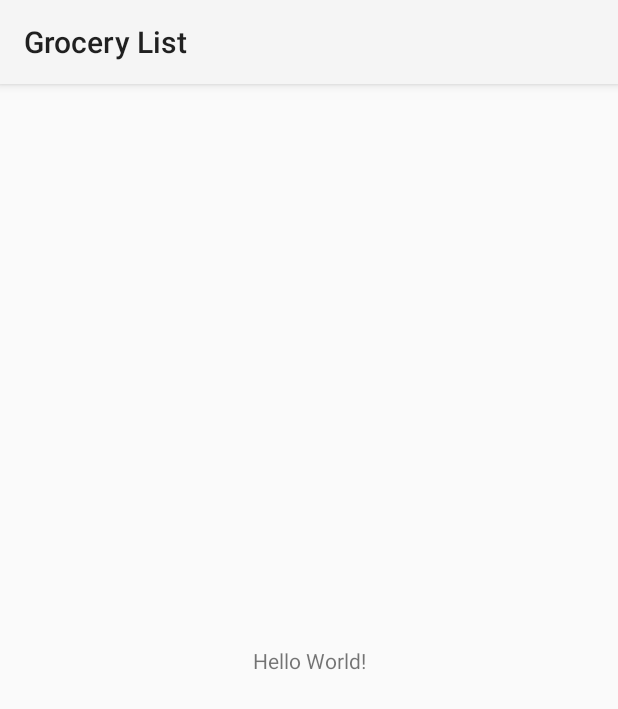
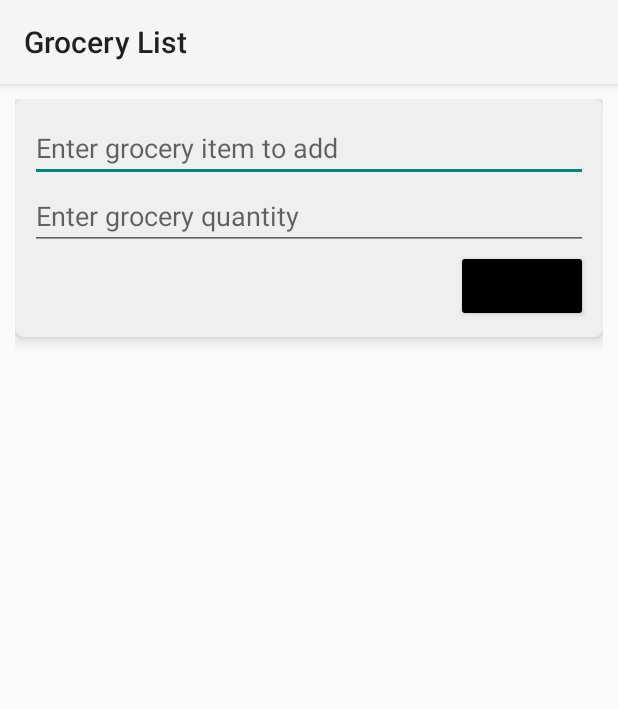
Before and after one commit to yogeshaswar/grocery_list_android-app, an Android app: the screen it shows after launch (MainActivity), on a phone screen of 412 x 824 dp. Shown: the top 709 px of the screen. Run offline under Robolectric (Android 15) with nearby library versions, the light colour scheme and no system bars; our stand-ins replace Room's generated code.

Commit message:
added recycler view

```diff
--- a/app/src/main/java/com/yogeshaswar/grocerylist/MainActivity.java
+++ b/app/src/main/java/com/yogeshaswar/grocerylist/MainActivity.java
@@ -2,29 +2,71 @@ package com.yogeshaswar.grocerylist;
 
 import androidx.appcompat.app.AppCompatActivity;
 import androidx.lifecycle.ViewModelProvider;
+import androidx.recyclerview.widget.LinearLayoutManager;
+import androidx.recyclerview.widget.RecyclerView;
 
 import android.os.Bundle;
+import android.widget.Button;
+import android.widget.EditText;
+import android.widget.Toast;
 
+import com.yogeshaswar.grocerylist.adapters.GroceryAdapter;
 import com.yogeshaswar.grocerylist.models.GroceryItem;
 import com.yogeshaswar.grocerylist.viewmodel.MainActivityViewModel;
 
+import java.util.ArrayList;
+import java.util.List;
+
 public class MainActivity extends AppCompatActivity {
 private MainActivityViewModel mainActivityViewModel;
+private Button btnAddGrocery;
+private EditText etGroceryItem, etGroceryQuantity;
+private RecyclerView rvGroceryList;
+private List<GroceryItem> groceryList = new ArrayList<>();
     @Override
     protected void onCreate(Bundle savedInstanceState) {
         super.onCreate(savedInstanceState);
         setContentView(R.layout.activity_main);
         initiateViewModel();
         initiateUI();
-        addGroceryItem();
+        btnClickHandler();
+        List<GroceryItem> groceryListTest = getGroceryList();
+        loadRecyclerView(groceryListTest);
+
+    }
+
+    private void btnClickHandler() {
+        btnAddGrocery.setOnClickListener((v) -> {
+            addGroceryItem();
+            loadRecyclerView(getGroceryList());
+        });
     }
 
     private void addGroceryItem() {
-        GroceryItem groceryItem = new GroceryItem("Test","Test");
+        if((etGroceryItem.getText().toString().equals(""))) {
+            return;
+        }
+        GroceryItem groceryItem = new GroceryItem(etGroceryItem.getText().toString(),etGroceryQuantity.getText().toString());
         mainActivityViewModel.addGroceryItem(groceryItem);
+        etGroceryItem.setText("");
+        etGroceryQuantity.setText("");
     }
 
     private void initiateUI() {
+        etGroceryItem = findViewById(R.id.etGroceryItem);
+        etGroceryQuantity = findViewById(R.id.etGroceryQuantity);
+        btnAddGrocery = findViewById(R.id.btnAdd);
+        rvGroceryList = (RecyclerView) findViewById(R.id.rvGroceryList);
+    }
+
+    private void loadRecyclerView(List<GroceryItem> groceries) {
+        rvGroceryList.setLayoutManager(new LinearLayoutManager(this));
+        rvGroceryList.setAdapter(new GroceryAdapter(groceries));
+    }
+
+    private List<GroceryItem> getGroceryList() {
+        groceryList = mainActivityViewModel.getGroceryList();
+        return groceryList;
     }
 
     private void initiateViewModel() {
--- /dev/null
+++ b/app/src/main/java/com/yogeshaswar/grocerylist/adapters/GroceryAdapter.java
@@ -0,0 +1,59 @@
+package com.yogeshaswar.grocerylist.adapters;
+
+import android.graphics.Paint;
+import android.view.LayoutInflater;
+import android.view.View;
+import android.view.ViewGroup;
+import android.widget.CheckBox;
+import android.widget.TextView;
+
+import androidx.annotation.NonNull;
+import androidx.recyclerview.widget.RecyclerView;
+
+import com.yogeshaswar.grocerylist.R;
+import com.yogeshaswar.grocerylist.models.GroceryItem;
+
+import java.util.List;
+
+public class GroceryAdapter extends RecyclerView.Adapter<GroceryAdapter.GroceryViewHolder> {
+    public List<GroceryItem> groceryItemList;
+
+    public GroceryAdapter(List<GroceryItem> groceryItemList) {
+        this.groceryItemList = groceryItemList;
+    }
+
+    @NonNull
+    @Override
+    public GroceryViewHolder onCreateViewHolder(@NonNull ViewGroup parent, int viewType) {
+        View view = LayoutInflater.from(parent.getContext())
+                .inflate(R.layout.grocery_card, parent, false);
+        return new GroceryViewHolder(view);
+    }
+
+    @Override
+    public void onBindViewHolder(@NonNull GroceryViewHolder holder, int position) {
+        holder.tvGroceryItem.setText(groceryItemList.get(position).getGroceryName());
+        holder.tvGroceryQuantity.setText(groceryItemList.get(position).getGroceryQuantity());
+        if(holder.cbIsBought.isChecked()) {
+            holder.tvGroceryItem.setPaintFlags(holder.tvGroceryItem.getPaintFlags() | Paint.STRIKE_THRU_TEXT_FLAG);
+        }
+    }
+
+    @Override
+    public int getItemCount() {
+        return groceryItemList.size();
+    }
+
+
+    public class GroceryViewHolder extends RecyclerView.ViewHolder {
+        TextView tvGroceryItem, tvGroceryQuantity;
+        CheckBox cbIsBought;
+        public GroceryViewHolder(@NonNull View itemView) {
+            super(itemView);
+            tvGroceryItem = itemView.findViewById(R.id.tvGroceryItem);
+            tvGroceryQuantity = itemView.findViewById(R.id.tvGroceryQuantity);
+            cbIsBought = itemView.findViewById(R.id.cbIsBought);
+        }
+    }
+
+}
--- a/app/src/main/res/layout/activity_main.xml
+++ b/app/src/main/res/layout/activity_main.xml
@@ -1,18 +1,57 @@
 <?xml version="1.0" encoding="utf-8"?>
-<androidx.constraintlayout.widget.ConstraintLayout xmlns:android="http://schemas.android.com/apk/res/android"
+<LinearLayout
+    xmlns:android="http://schemas.android.com/apk/res/android"
     xmlns:app="http://schemas.android.com/apk/res-auto"
     xmlns:tools="http://schemas.android.com/tools"
     android:layout_width="match_parent"
     android:layout_height="match_parent"
-    tools:context=".MainActivity">
+    tools:context=".MainActivity"
+    android:padding="10dp"
+    android:orientation="vertical" >
 
-    <TextView
-        android:layout_width="wrap_content"
+    <androidx.cardview.widget.CardView
+        android:layout_width="match_parent"
         android:layout_height="wrap_content"
-        android:text="Hello World!"
-        app:layout_constraintBottom_toBottomOf="parent"
-        app:layout_constraintEnd_toEndOf="parent"
-        app:layout_constraintStart_toStartOf="parent"
-        app:layout_constraintTop_toTopOf="parent" />
+        android:padding="10dp"
+        app:cardCornerRadius="6dp"
+        app:cardElevation="6dp"
+        app:cardBackgroundColor="#EFEFEF">
+        <LinearLayout
+            android:layout_width="match_parent"
+            android:layout_height="wrap_content"
+            android:orientation="vertical"
+            android:padding="10dp">
+            <EditText
+                android:id="@+id/etGroceryItem"
+                android:layout_width="match_parent"
+                android:layout_height="wrap_content"
+                android:hint="Enter grocery item to add"/>
+            <EditText
+                android:id="@+id/etGroceryQuantity"
+                android:layout_width="match_parent"
+                android:layout_height="wrap_content"
+                android:hint="Enter grocery quantity"/>
+            <Button
+                android:id="@+id/btnAdd"
+                android:layout_width="wrap_content"
+                android:layout_height="wrap_content"
+                android:text="Add"
+                android:layout_gravity="end"
+                android:backgroundTint="@color/black"
+                android:textStyle="bold"/>
+        </LinearLayout>
+    </androidx.cardview.widget.CardView>
 
-</androidx.constraintlayout.widget.ConstraintLayout>
+    <LinearLayout
+        android:layout_width="match_parent"
+        android:layout_height="wrap_content"
+        android:orientation="vertical"
+        android:layout_marginTop="10dp">
+        <androidx.recyclerview.widget.RecyclerView
+            android:id="@+id/rvGroceryList"
+            android:layout_width="match_parent"
+            android:layout_height="wrap_content"/>
+    </LinearLayout>
+
+
+</LinearLayout>
```
Also changed, not shown: app/src/main/res/layout/grocery_card.xml (added, +41 -0 lines).
